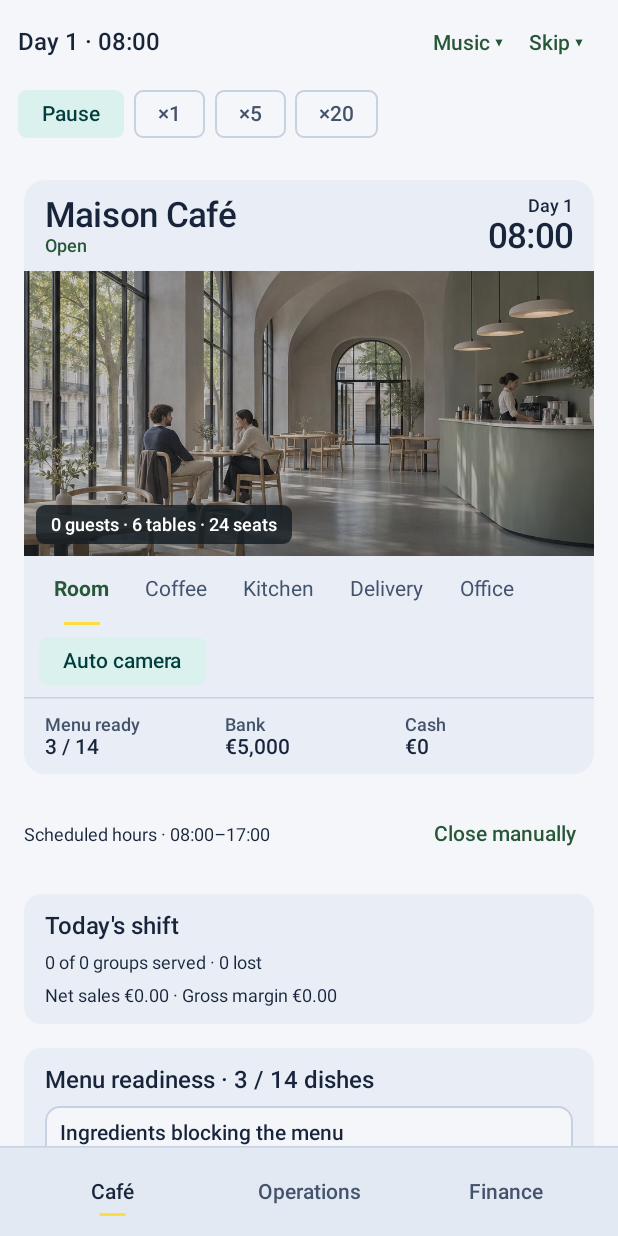
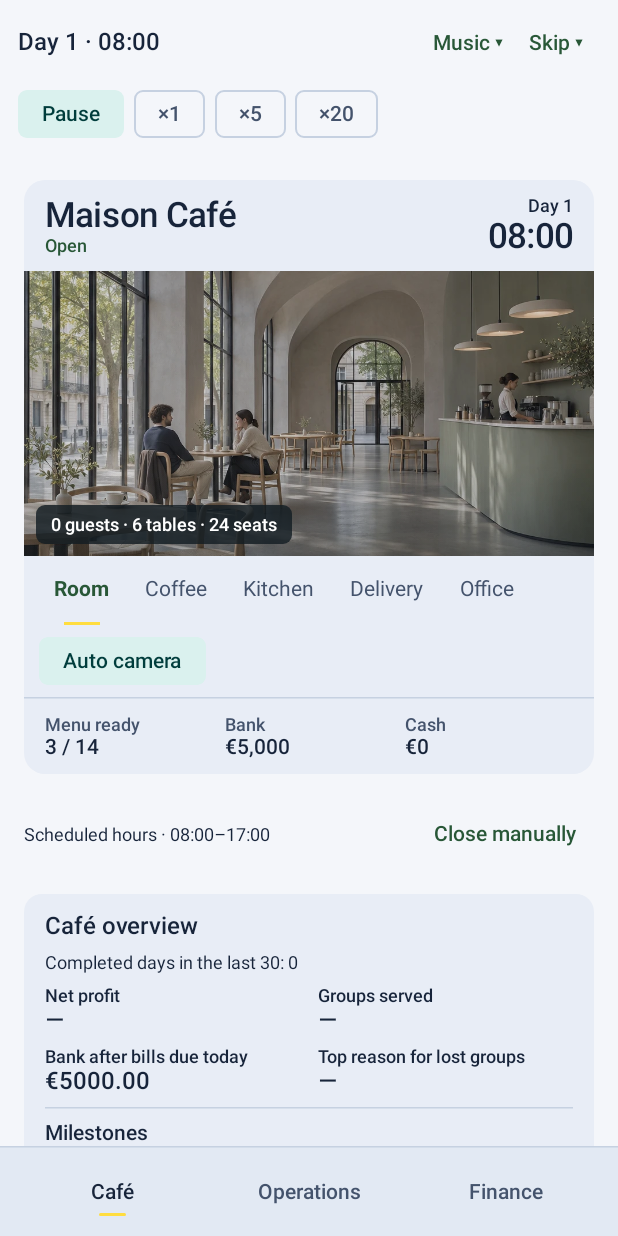
Before and after one commit to volovikigor/runthebusiness, an Android app built with Jetpack Compose: the screen it shows after launch (MainActivity), after a tap on "Start café", on a phone screen of 412 x 824 dp. Run offline under Robolectric (Android 15) with nearby library versions, the phone set to English and light mode, and no system bars; our stand-ins replace Room's generated code.

Commit message:
Add café KPIs and profit milestones

```diff
--- a/app/src/main/java/com/example/runthebusiness/data/local/dao/AccountingDao.kt
+++ b/app/src/main/java/com/example/runthebusiness/data/local/dao/AccountingDao.kt
@@ -8,6 +8,8 @@ import androidx.room.Transaction
 import kotlinx.coroutines.flow.Flow
 import com.example.runthebusiness.data.local.entity.*
 import com.example.runthebusiness.data.local.SupplierBill
+
+data class CafeDailyNetProfit(val day: Int, val cents: Long)
 
 @Dao
 interface AccountingDao {
@@ -77,6 +79,15 @@ interface AccountingDao {
         ORDER BY gameDay DESC, gameHour DESC, gameMinute DESC, id DESC LIMIT 1
     """)
     suspend fun latestAutomaticPayment(sessionId: String): BusinessEventEntity?
+
+    @Query("""
+        SELECT j.gameDay AS day, SUM(l.creditCents - l.debitCents) AS cents
+        FROM journal_entries j JOIN journal_lines l ON l.entryId = j.id
+        JOIN ledger_accounts a ON a.sessionId = j.sessionId AND a.businessId = j.businessId AND a.code = l.accountCode
+        WHERE j.sessionId = :sessionId AND j.gameDay < :beforeDay AND a.type IN ('REVENUE', 'EXPENSE')
+        GROUP BY j.gameDay
+    """)
+    suspend fun dailyNetProfit(sessionId: String, beforeDay: Int): List<CafeDailyNetProfit>
 
     @Query("SELECT MAX(gameDay) FROM journal_entries WHERE sessionId = :sessionId AND id LIKE 'daily_close_%'")
     suspend fun latestCloseDayCandidate(sessionId: String): Int?
--- a/app/src/main/java/com/example/runthebusiness/ui/cafe/CafeHomeScreen.kt
+++ b/app/src/main/java/com/example/runthebusiness/ui/cafe/CafeHomeScreen.kt
@@ -9,6 +9,10 @@ import androidx.compose.runtime.*
 import androidx.compose.ui.Alignment
 import androidx.compose.ui.Modifier
 import androidx.compose.ui.platform.LocalContext
+import androidx.compose.ui.res.stringResource
+import com.example.runthebusiness.R
+import com.example.runthebusiness.data.local.GameDatabase
+import com.example.runthebusiness.data.local.dao.CafeDailyNetProfit
 import androidx.compose.ui.unit.dp
 import com.example.runthebusiness.data.local.CafeCashManagementRepository
 import com.example.runthebusiness.data.local.CafePaymentConsequencesRepository
@@ -81,6 +85,62 @@ private fun CafeShiftSummary(
 }
 
 @Composable
+private fun CafeKpiPanel(
+    completedDays: Int,
+    profitCents: Long,
+    bankAfterBills: Long?,
+    days: List<CafeDayPerformance>,
+    reachedProfit: Boolean,
+    reachedTarget: Boolean,
+    onOpenFinance: () -> Unit
+) {
+    val arrivals = days.sumOf { it.arrivingGroups }
+    val served = days.sumOf { it.servedGroups }
+    val losses = listOf(
+        R.string.loss_stock to days.sumOf { it.noStock },
+        R.string.loss_staff to days.sumOf { it.staffCapacity + it.staffDisruption },
+        R.string.loss_price to days.sumOf { it.declinedPrice },
+        R.string.loss_seats to days.sumOf { it.noSeats },
+        R.string.loss_rent to days.sumOf { it.rentShutdown }
+    ).filter { it.second > 0 }
+    val top = losses.maxByOrNull { it.second }
+    CafeLedgerPanel {
+        Text(stringResource(R.string.cafe_overview), style = MaterialTheme.typography.titleMedium)
+        Text(stringResource(R.string.kpi_completed_window, completedDays),
+            style = MaterialTheme.typography.bodySmall)
+        Row(Modifier.fillMaxWidth(), horizontalArrangement = Arrangement.spacedBy(12.dp)) {
+            KpiValue(stringResource(R.string.kpi_profit), if (completedDays > 0) euro(profitCents) else "—",
+                Modifier.weight(1f))
+            KpiValue(stringResource(R.string.kpi_served), if (arrivals > 0) "${(served * 100.0 / arrivals).toInt()}%" else "—",
+                Modifier.weight(1f))
+        }
+        Row(Modifier.fillMaxWidth(), horizontalArrangement = Arrangement.spacedBy(12.dp)) {
+            KpiValue(stringResource(R.string.kpi_bank_after_bills), bankAfterBills?.let(::euro) ?: "—", Modifier.weight(1f))
+            KpiValue(stringResource(R.string.kpi_top_loss),
+                top?.let { stringResource(R.string.kpi_loss_value, stringResource(it.first), it.second) } ?: "—",
+                Modifier.weight(1f))
+        }
+        if (bankAfterBills != null && bankAfterBills < 0) {
+            TextButton(onClick = onOpenFinance) { Text(stringResource(R.string.kpi_review_bills)) }
+        }
+        HorizontalDivider(color = MaterialTheme.colorScheme.outlineVariant)
+        Text(stringResource(R.string.cafe_milestones), style = MaterialTheme.typography.titleSmall)
+        Text(stringResource(if (reachedProfit) R.string.goal_profitable_done else R.string.goal_profitable),
+            style = MaterialTheme.typography.bodyMedium)
+        Text(stringResource(if (reachedTarget) R.string.goal_target_done else R.string.goal_target, euro(200_000L)),
+            style = MaterialTheme.typography.bodyMedium)
+    }
+}
+
+@Composable
+private fun KpiValue(label: String, value: String, modifier: Modifier) {
+    Column(modifier) {
+        Text(label, style = MaterialTheme.typography.labelMedium)
+        Text(value, style = MaterialTheme.typography.titleMedium)
+    }
+}
+
+@Composable
 fun CafeHomeScreen(
     modifier: Modifier = Modifier,
     speed: Int = 0,
@@ -111,6 +171,12 @@ fun CafeHomeScreen(
     var visitors by remember { mutableStateOf<List<CafeArrivalEntity>>(emptyList()) }
     var loading by remember { mutableStateOf(false) }
     var alerts by remember { mutableStateOf<List<ManagementAlert>>(emptyList()) }
+    val accounting = remember(context) { GameDatabase.getInstance(context).accountingDao() }
+    var profitHistory by remember { mutableStateOf<List<CafeDailyNetProfit>?>(null) }
+    LaunchedEffect(time?.day) {
+        profitHistory = time?.day?.let { accounting.dailyNetProfit("debug_session_001", it) }
+    }
+    var showShift by remember { mutableStateOf(false) }
     var dailyPerformance by remember { mutableStateOf<List<CafeDayPerformance>>(emptyList()) }
     var error by remember { mutableStateOf<String?>(null) }
     var showSettings by remember { mutableStateOf(false) }
@@ -127,7 +193,7 @@ fun CafeHomeScreen(
         menuReadiness = if (state != null) menuReadinessRepo.snapshot() else emptyList()
         visitors = arrivals.recent()
         alerts = if (state != null) alertsRepo.load() else emptyList()
-        dailyPerformance = if (state != null) performanceRepo.recent() else emptyList()
+        dailyPerformance = if (state != null) performanceRepo.recent(days = 31) else emptyList()
     }
     fun run(action: suspend () -> Unit) {
         if (loading) return
@@ -221,7 +287,25 @@ fun CafeHomeScreen(
             } else {
                 cafe.time.day
             }
-            dailyPerformance.firstOrNull { it.day == shiftDay }?.let { shift ->
+            val window = (cafe.time.day - 30).coerceAtLeast(1) until cafe.time.day
+            profitHistory?.let { profits ->
+                val completed = dailyPerformance.filter { it.day in window }
+                val monthProfits = profits.filter { it.day <= (cafe.time.day - 1) / 30 * 30 }
+                    .groupBy { (it.day - 1) / 30 }.values.map { month -> month.sumOf { it.cents } }
+                CafeKpiPanel(
+                    completedDays = window.count(),
+                    profitCents = profits.filter { it.day in window }.sumOf { it.cents },
+                    bankAfterBills = cashPosition?.let { it.bankCents - bills.sumOf { bill -> bill.due } - supplierDueCents },
+                    days = completed,
+                    reachedProfit = monthProfits.any { it > 0 },
+                    reachedTarget = monthProfits.any { it >= 200_000L },
+                    onOpenFinance = onOpenFinance
+                )
+            }
+            TextButton(onClick = { showShift = !showShift }) {
+                Text(stringResource(if (showShift) R.string.hide_shift_details else R.string.show_shift_details))
+            }
+            if (showShift) dailyPerformance.firstOrNull { it.day == shiftDay }?.let { shift ->
                 CafeShiftSummary(
                     shift = shift,
                     currentDay = cafe.time.day,
@@ -234,13 +318,6 @@ fun CafeHomeScreen(
                 val ready = menuReadiness.count { it.ready }
                 Text("Menu readiness · $ready / ${menuReadiness.size} dishes",
                     style = MaterialTheme.typography.titleMedium)
-                val recentStockLosses = dailyPerformance
-                    .filter { it.day in (cafe.time.day - 7) until cafe.time.day }
-                    .sumOf { it.noStock }
-                if (recentStockLosses > 0) {
-                    Text("Groups lost to stock shortages in the last 7 completed days · $recentStockLosses",
-                        style = MaterialTheme.typography.bodySmall)
-                }
                 if (shortages.isNotEmpty()) {
                     Surface(
                         shape = MaterialTheme.shapes.medium,
@@ -265,12 +342,12 @@ fun CafeHomeScreen(
                                     Button(
                                         enabled = !loading && affordable,
                                         colors = ButtonDefaults.buttonColors(
-                                            containerColor = MaterialTheme.colorScheme.tertiaryContainer,
+                                            containerColor = MaterialTheme.colorScheme.tertiaryContainer.copy(alpha = 0.70f),
                                             contentColor = MaterialTheme.colorScheme.onTertiaryContainer
                                         ),
                                         onClick = { run { purchasingRepo.purchase(supply.itemId) } }
                                     ) {
-                                        Text("Buy ${supply.name} · ${euro(cost)}")
+                                        Text(stringResource(R.string.buy_pack_price, euro(cost)), maxLines = 1)
                                     }
                                     if (cashPosition != null && !affordable) {
                                         Text("Insufficient cash or bank funds for this pack.",
--- a/app/src/main/res/values/strings.xml
+++ b/app/src/main/res/values/strings.xml
@@ -5,4 +5,25 @@
     <string name="debug_refresh">Refresh</string>
     <string name="debug_seed">Seed opening entries</string>
     <string name="debug_empty">No records</string>
+    <string name="buy_pack_price">Buy pack · %1$s</string>
+    <string name="hide_shift_details">Hide shift details</string>
+    <string name="show_shift_details">Show shift details</string>
+    <string name="loss_stock">Stock</string>
+    <string name="loss_staff">Staff</string>
+    <string name="loss_price">Price</string>
+    <string name="loss_seats">Seats</string>
+    <string name="loss_rent">Closure</string>
+    <string name="cafe_overview">Café overview</string>
+    <string name="kpi_completed_window">Completed days in the last 30: %1$d</string>
+    <string name="kpi_profit">Net profit</string>
+    <string name="kpi_served">Groups served</string>
+    <string name="kpi_bank_after_bills">Bank after bills due today</string>
+    <string name="kpi_top_loss">Top reason for lost groups</string>
+    <string name="kpi_loss_value">%1$s · %2$d</string>
+    <string name="kpi_review_bills">Review bills</string>
+    <string name="cafe_milestones">Milestones</string>
+    <string name="goal_profitable">Close a profitable month</string>
+    <string name="goal_profitable_done">✓ Profitable month closed</string>
+    <string name="goal_target">Earn %1$s net profit in a closed month</string>
+    <string name="goal_target_done">✓ Earned %1$s net profit in a closed month</string>
 </resources>
```
